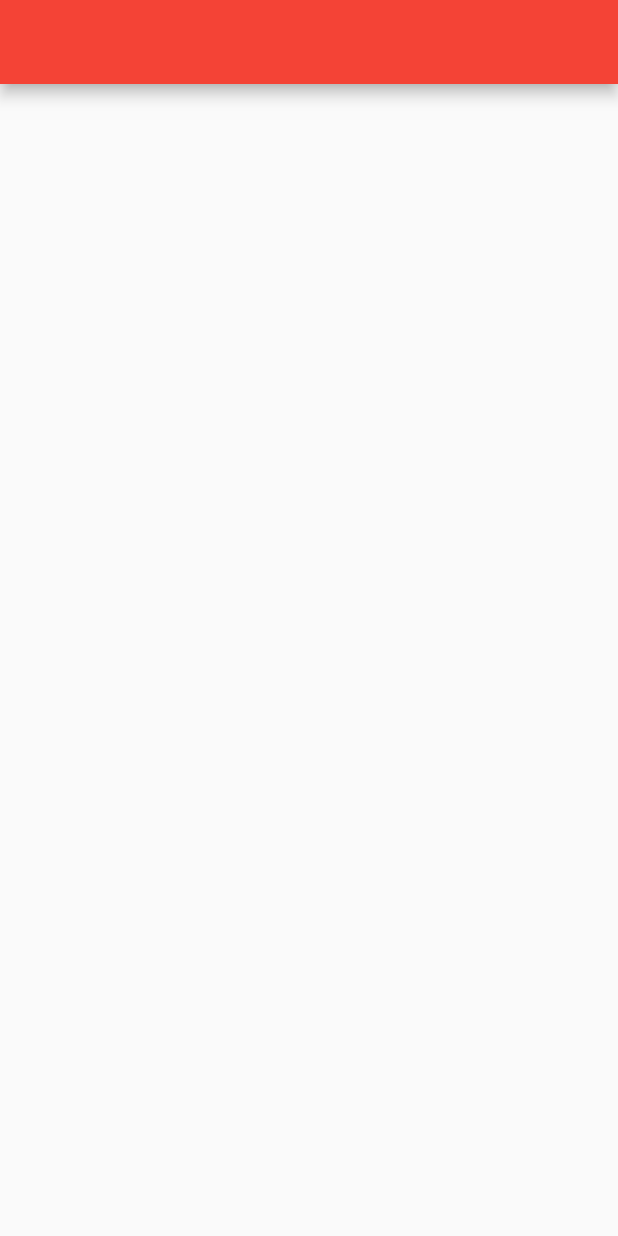
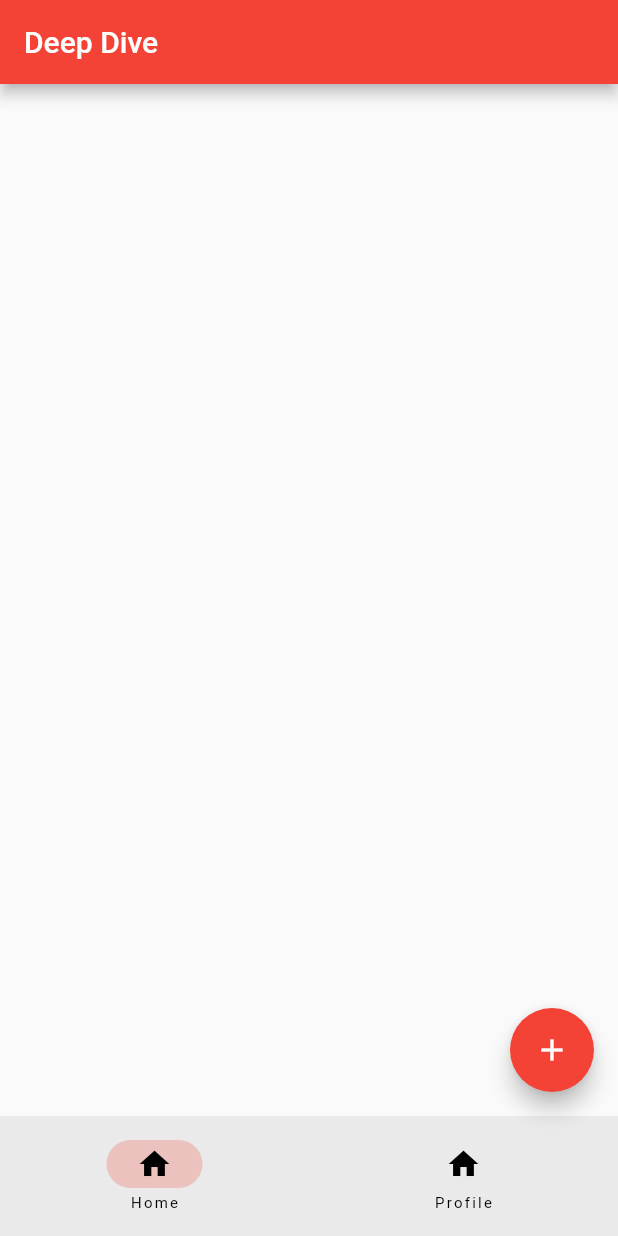
Before and after one commit to Asifor/flutter_deep_dive, a Flutter app: the screen it shows after launch, on a phone screen of 412 x 824 dp. Run offline on Flutter 3.47's test engine with Material 2 defaults, Android fonts, the phone set to English and light mode, and no system bars.

Commit message:
add bottom navigationBar

```diff
--- a/lib/main.dart
+++ b/lib/main.dart
@@ -12,7 +12,7 @@ class MyApp extends StatelessWidget {
     return MaterialApp(
       debugShowCheckedModeBanner: false,
       theme: ThemeData(primarySwatch: Colors.red),
-      home: RootPage(),
+      home: const RootPage(),
     );
   }
 }
@@ -25,10 +25,22 @@ class RootPage extends StatefulWidget {
 }
 
 class _RootPageState extends State<RootPage> {
+  int currentPage = 0;
   @override
   Widget build(BuildContext context) {
     return Scaffold(
-      appBar: AppBar(),
+      appBar: AppBar(
+        title: const Text("Deep Dive"),
+      ),
+      floatingActionButton: FloatingActionButton(
+          onPressed: () {
+            debugPrint('Floating Action Button');
+          },
+          child: const Icon(Icons.add)),
+      bottomNavigationBar: NavigationBar(destinations: const [
+        NavigationDestination(icon: Icon(Icons.home), label: 'Home'),
+        NavigationDestination(icon: Icon(Icons.home), label: 'Profile'),
+      ]),
     );
   }
 }
```
